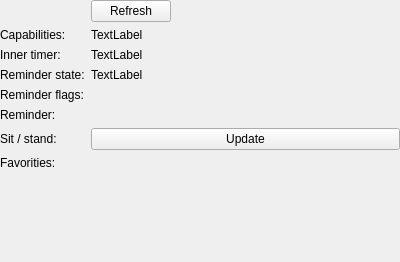
anetczuk/LinakDeskApp, file src/linakdeskapp/ui/device_settings_widget.ui: the form before one commit.
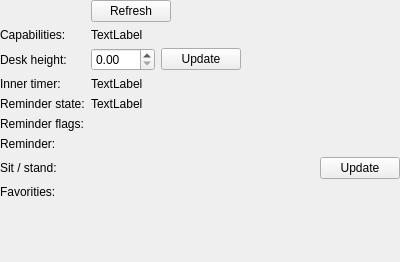
The form after the commit.

Commit message: Handle changing measured desk height (desk offset)

```diff
--- a/src/linakdeskapp/ui/device_settings_widget.ui
+++ b/src/linakdeskapp/ui/device_settings_widget.ui
@@ -67,35 +67,35 @@
      </property>
     </widget>
    </item>
-   <item row="2" column="0">
+   <item row="3" column="0">
     <widget class="QLabel" name="opCounterText">
      <property name="text">
       <string>Inner timer:</string>
      </property>
     </widget>
    </item>
-   <item row="2" column="1">
+   <item row="3" column="1">
     <widget class="QLabel" name="counterLabel">
      <property name="text">
       <string>TextLabel</string>
      </property>
     </widget>
    </item>
-   <item row="3" column="0">
+   <item row="4" column="0">
     <widget class="QLabel" name="reminderStateText">
      <property name="text">
       <string>Reminder state:</string>
      </property>
     </widget>
    </item>
-   <item row="3" column="1">
+   <item row="4" column="1">
     <widget class="QLabel" name="reminderStateLabel">
      <property name="text">
       <string>TextLabel</string>
      </property>
     </widget>
    </item>
-   <item row="4" column="0">
+   <item row="5" column="0">
     <widget class="QLabel" name="reminderFlagsText">
      <property name="text">
       <string>Reminder flags:</string>
@@ -105,7 +105,7 @@
    <item row="4" column="1">
     <layout class="QHBoxLayout" name="reminderFlagsLayout"/>
    </item>
-   <item row="5" column="0">
+   <item row="6" column="0">
     <widget class="QLabel" name="reminderText">
      <property name="text">
       <string>Reminder:</string>
@@ -115,18 +115,31 @@
    <item row="5" column="1">
     <layout class="QHBoxLayout" name="reminderLayout"/>
    </item>
-   <item row="6" column="0">
+   <item row="7" column="0">
     <widget class="QLabel" name="sitStandText">
      <property name="text">
       <string>Sit / stand:</string>
      </property>
     </widget>
    </item>
-   <item row="6" column="1">
+   <item row="7" column="1">
     <layout class="QHBoxLayout" name="horizontalLayout_2">
      <item>
       <layout class="QHBoxLayout" name="remSpinLayout"/>
      </item>
+     <item>
+      <spacer name="horizontalSpacer_2">
+       <property name="orientation">
+        <enum>Qt::Horizontal</enum>
+       </property>
+       <property name="sizeHint" stdset="0">
+        <size>
+         <width>40</width>
+         <height>20</height>
+        </size>
+       </property>
+      </spacer>
+     </item>
      <item>
       <widget class="QPushButton" name="remUpdatePB">
        <property name="text">
@@ -136,7 +149,7 @@
      </item>
     </layout>
    </item>
-   <item row="7" column="0">
+   <item row="8" column="0">
     <widget class="QLabel" name="favText">
      <property name="text">
       <string>Favorities:</string>
@@ -146,6 +159,44 @@
    <item row="7" column="1">
     <layout class="QVBoxLayout" name="favLayout"/>
    </item>
+   <item row="2" column="0">
+    <widget class="QLabel" name="deskOffsetText">
+     <property name="text">
+      <string>Desk height:</string>
+     </property>
+    </widget>
+   </item>
+   <item row="2" column="1">
+    <layout class="QHBoxLayout" name="horizontalLayout_3">
+     <item>
+      <widget class="QDoubleSpinBox" name="deskHeightSB">
+       <property name="maximum">
+        <double>999.990000000000009</double>
+       </property>
+      </widget>
+     </item>
+     <item>
+      <widget class="QPushButton" name="updateDeskHeightPB">
+       <property name="text">
+        <string>Update</string>
+       </property>
+      </widget>
+     </item>
+     <item>
+      <spacer name="horizontalSpacer_3">
+       <property name="orientation">
+        <enum>Qt::Horizontal</enum>
+       </property>
+       <property name="sizeHint" stdset="0">
+        <size>
+         <width>40</width>
+         <height>20</height>
+        </size>
+       </property>
+      </spacer>
+     </item>
+    </layout>
+   </item>
   </layout>
  </widget>
  <resources/>
```
Left out of the diff: 6 changed lines with no effect on the pictures. The commit also changes 3 other files.
